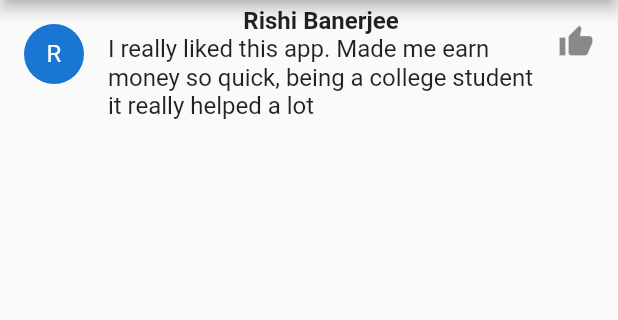
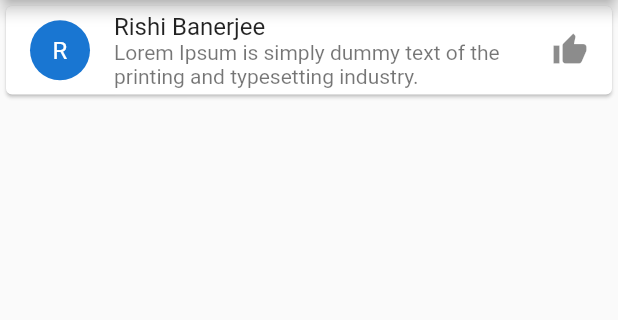
Before and after one commit to AgentTango/flutter-reference, a Flutter app: the screen it shows after launch, on a phone screen of 412 x 824 dp, the part 84-404 px from its top. Run offline on Flutter 3.47's test engine with Material 2 defaults, Android fonts, the phone set to English and light mode, and no system bars; missing offline and left inert: flute_music_player.

Commit message:
Almost Perfected The Card

```diff
--- a/review_page/lib/main.dart
+++ b/review_page/lib/main.dart
@@ -18,25 +18,21 @@ class _MyAppState extends State<MyApp> {
         body: new ListView.builder(
           itemCount: 1,
           itemBuilder: (context, int index) {
-            return new ListTile(
-              leading: new CircleAvatar(
-                child: new Text("R"),
-              ),
-              title: new Column(
+            return new Card(
+              child: Column(
+                mainAxisSize: MainAxisSize.min,
                 children: <Widget>[
-                  new Text(
-                    "Rishi Banerjee",
-                    style: TextStyle(
-                      fontWeight: FontWeight.bold,
+                  const ListTile(
+                    leading: CircleAvatar(
+                      child: Text("R"),
                     ),
-                    textAlign: TextAlign.left,
-                  ),
-                  new Text(
-                    "I really liked this app. Made me earn money so quick, being a college student it really helped a lot",
+                    title: Text('Rishi Banerjee'),
+                    subtitle: Text(
+                        'Lorem Ipsum is simply dummy text of the printing and typesetting industry.'),
+                    trailing: Icon(Icons.thumb_up),
                   ),
                 ],
               ),
-              trailing: new Icon(Icons.thumb_up),
             );
           },
         ),
```
